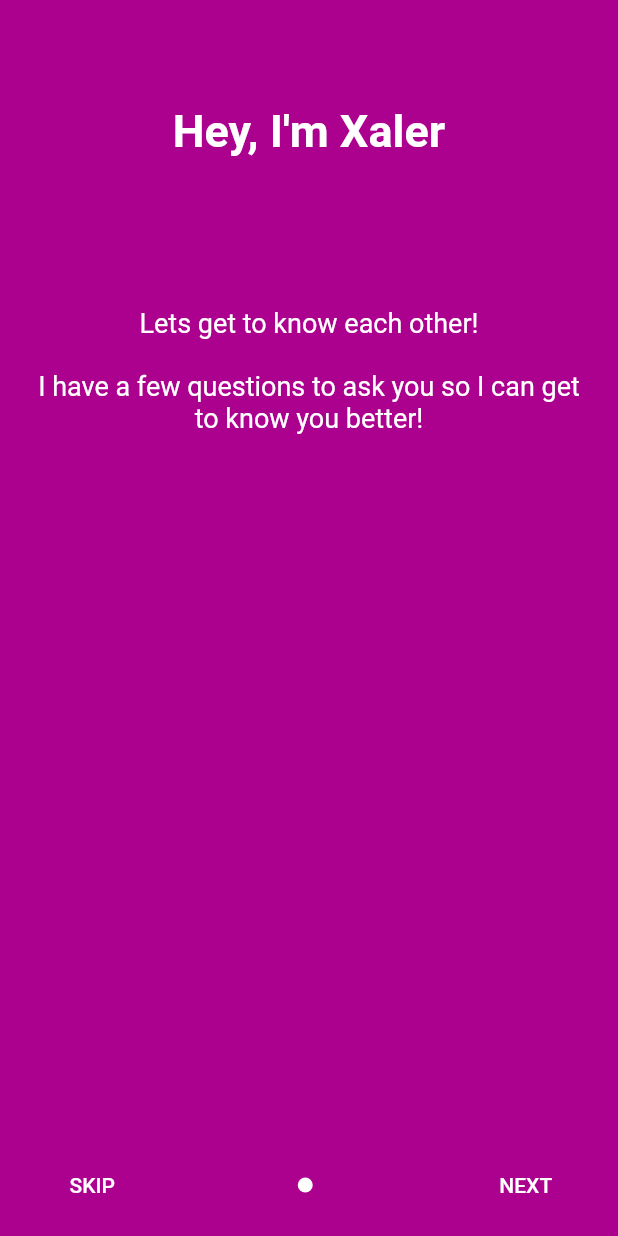
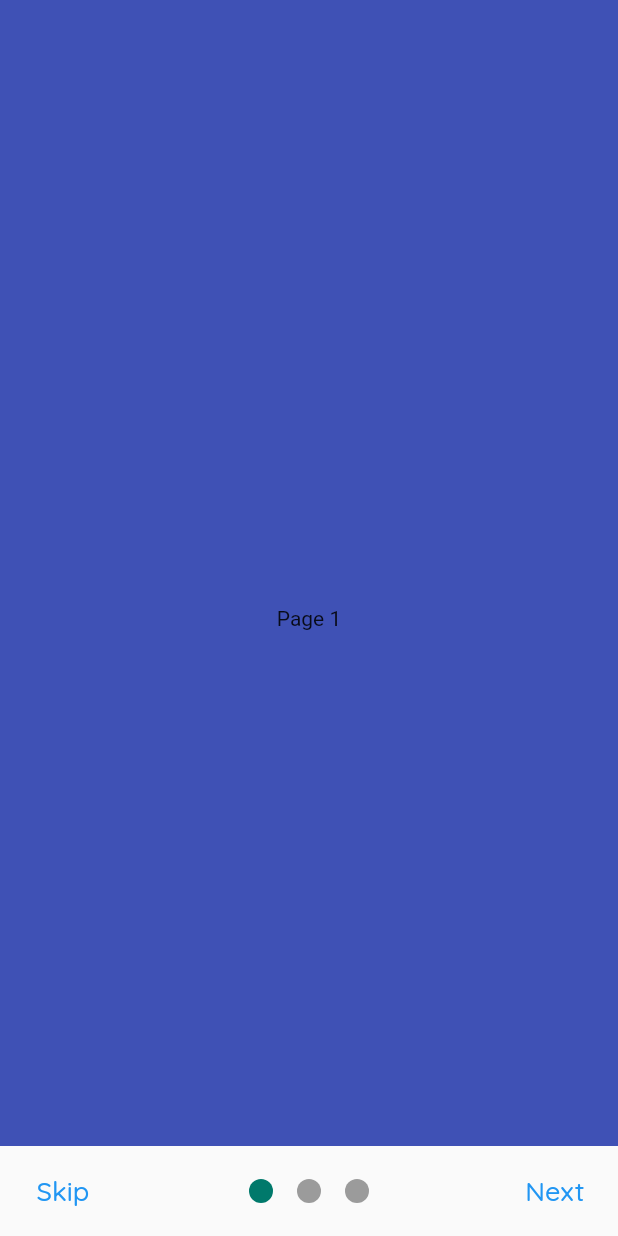
Before and after one commit to Luke-Cragg/xaler, a Flutter app: the Onboarding screen opened directly, on a phone screen of 412 x 824 dp. Run offline on Flutter 3.47's test engine with Material 2 defaults, Android fonts, the phone set to English and light mode, and no system bars; drawn by our look-alikes of intro_slider, smooth_page_indicator; our stand-ins replace firebase_auth, firebase_core, google_fonts, shared_preferences; accounts and stored records are empty.

Commit message:
Onboarding screen customised

```diff
--- a/lib/Onboarding.dart
+++ b/lib/Onboarding.dart
@@ -2,7 +2,8 @@ import 'package:flutter/material.dart';
 import 'package:flutter/rendering.dart';
 import 'package:google_fonts/google_fonts.dart';
 import 'Home.dart';
-import 'package:intro_slider/intro_slider.dart';
+import 'package:smooth_page_indicator/smooth_page_indicator.dart';
+import 'package:shared_preferences/shared_preferences.dart';
 
 class Onboarding extends StatefulWidget {
   const Onboarding({Key? key}) : super(key: key);
@@ -11,194 +12,94 @@ class Onboarding extends StatefulWidget {
 }
 
 class onboardingPage extends State<Onboarding> {
-  final List<ContentConfig> ContentList = [];
+  //final List<ContentConfig> ContentList = [];
   final Color Purple = const Color(0xFFAC008F);
+  final _PageController = PageController();
+  bool isLastPage = false;
 
   @override
   void initState() {
     super.initState();
-
-    ContentList.add(
-      const ContentConfig(
-        title: "Hey, I'm Xaler",
-        description:
-            "Lets get to know each other! \n\nI have a few questions to ask you so I can get to know you better!",
-        backgroundColor: Color(0xFFAC008F),
-      ),
-    );
-    ContentList.add(
-      const ContentConfig(
-        title: "Question 1: ",
-        description: "How are you feeling today",
-        backgroundColor: Color(0xFFFF5F1F),
-      ),
-    );
   }
 
-  @override
-  Widget build(BuildContext) {
-    return IntroSlider(
-      key: UniqueKey(),
-      listContentConfig: ContentList,
-      onDonePress: () => Navigator.pushReplacement(
-        context,
-        MaterialPageRoute(builder: (_) => const Home()),
-      ),
-      curveScroll: Curves.bounceIn,
-      indicatorConfig: IndicatorConfig(
-        sizeIndicator: 10,
-        indicatorWidget: Container(
-          height: 10,
-          decoration: BoxDecoration(
-            color: Colors.white,
+  void dispose() {
+    _PageController.dispose();
+    super.dispose();
+  }
+
+  Widget build(BuildContext context) => Scaffold(
+        body: Container(
+          padding: const EdgeInsets.only(bottom: 0),
+          child: PageView(
+            controller: _PageController,
+            onPageChanged: (index) {
+              setState(() => isLastPage = index == 2);
+            },
+            children: [
+              Container(
+                color: Colors.indigo,
+                child: const Center(child: Text('Page 1')),
+              ),
+              Container(
+                color: Colors.orange,
+                child: const Center(child: Text('Page 2')),
+              ),
+              Container(
+                color: Purple,
+                child: const Center(child: Text('Page 3')),
+              ),
+            ],
           ),
         ),
-        activeIndicatorWidget: Container(
-          height: 10,
-          width: 10,
-          decoration: BoxDecoration(
-              color: Colors.white, borderRadius: BorderRadius.circular(30)),
-        ),
-        spaceBetweenIndicator: 5,
-        typeIndicatorAnimation: TypeIndicatorAnimation.sliding,
-      ),
-    );
-  }
+        bottomSheet: isLastPage
+            ? TextButton(
+                style: TextButton.styleFrom(
+                  shape: RoundedRectangleBorder(
+                    borderRadius: BorderRadius.circular(0),
+                  ),
+                  primary: Colors.white,
+                  backgroundColor: Colors.teal.shade700,
+                  minimumSize: const Size.fromHeight(60),
+                ),
+                onPressed: () async {
+                  // final prefs = await SharedPreferences.getInstance();
+                  // prefs.setBool('showHome', true);
+
+                  Navigator.of(context).pushReplacement(
+                      MaterialPageRoute(builder: (context) => const Home()));
+                },
+                child: Text(
+                  'Lets Go!',
+                  style: GoogleFonts.quicksand(fontSize: 24),
+                ),
+              )
+            : Container(
+                padding: const EdgeInsets.symmetric(horizontal: 10),
+                height: 60,
+                child: Row(
+                    mainAxisAlignment: MainAxisAlignment.spaceBetween,
+                    children: [
+                      TextButton(
+                          onPressed: () => _PageController.jumpToPage(2),
+                          child: Text('Skip',
+                              style: GoogleFonts.quicksand(fontSize: 18))),
+                      Center(
+                        child: SmoothPageIndicator(
+                          controller: _PageController,
+                          count: 3,
+                          effect: WormEffect(
+                              spacing: 16,
+                              dotColor: Colors.black38,
+                              activeDotColor: Colors.teal.shade700),
+                        ),
+                      ),
+                      TextButton(
+                          onPressed: () => _PageController.nextPage(
+                              duration: const Duration(milliseconds: 800),
+                              curve: Curves.easeOutCirc),
+                          child: Text('Next',
+                              style: GoogleFonts.quicksand(fontSize: 18))),
+                    ]),
+              ),
+      );
 }
-
-
-// class Onboarding extends StatefulWidget {
-//   const Onboarding({super.key});
-//   @override
-//   State<Onboarding> createState() => OnboardingPage();
-// }
-
-// class OnboardingPage extends State<Onboarding> {
-//   int currentPage = 0;
-//   final PageController _pageController = PageController(initialPage: 0);
-
-//   final List<Widget> _pages = [
-//     Container(
-//       color: Purple,
-//       child: Column(mainAxisAlignment: MainAxisAlignment.center, children: [
-//         Container(
-//           child: Column(
-//             children: [
-//               //alignment: Alignment.topCenter,
-//               Text(
-//                 "Hey I'm Xaler, \nLets get to know each other!",
-//                 style: GoogleFonts.quicksand(fontSize: 25, color: Colors.white),
-//                 textAlign: TextAlign.center,
-//               ),
-//               SizedBox(height: 100),
-//               Center(
-//                 child: Container(
-//                   child: Text(
-//                     "I'm your personal 24/7 mental health tracker and buddy. \n",
-//                     style: GoogleFonts.quicksand(
-//                         fontSize: 21, color: Colors.white),
-//                     textAlign: TextAlign.center,
-//                   ),
-//                 ),
-//               ),
-//             ],
-//           ),
-//         ),
-//       ]),
-//     ),
-//     Container(
-//       color: Purple,
-//       child: Column(mainAxisAlignment: MainAxisAlignment.center, children: [
-//         Container(
-//           child: Column(
-//             children: [
-//               //alignment: Alignment.topCenter,
-//               Text(
-//                 ,
-//                 style: GoogleFonts.quicksand(fontSize: 25, color: Colors.white),
-//               ),
-//               SizedBox(height: 50),
-//               Center(
-//                 child: Container(
-//                   padding: const EdgeInsets.all(0.0),
-//                   child: Text(
-//                     "I'm Xaler, your personal 24/7 mental health tracker and buddy. I have a few questions to ask you so I can get to know you better!",
-//                     style: GoogleFonts.quicksand(
-//                         fontSize: 21, color: Colors.white),
-//                     textAlign: TextAlign.center,
-//                   ),
-//                 ),
-//               ),
-//             ],
-//           ),
-//         ),
-//       ]),
-//     ),
-//   ];
-
-//   @override
-//   Widget build(BuildContext context) {
-//     return Scaffold(
-//         body: PageView(
-//           controller: _pageController,
-//           onPageChanged: (int page) {
-//             setState(() {
-//               currentPage = page;
-//             });
-//           },
-//           children: _pages,
-//         ),
-//         floatingActionButtonLocation: FloatingActionButtonLocation.centerFloat,
-//         floatingActionButton: Stack(
-//           fit: StackFit.expand,
-//           children: [
-//             Positioned(
-//               left: 30,
-//               bottom: 20,
-//               child: FloatingActionButton(
-//                 heroTag: "Previous",
-//                 backgroundColor: currentPage > 0 ? Colors.blue : Colors.grey,
-//                 onPressed: currentPage > 0
-//                     ? () {
-//                         setState(() {
-//                           currentPage -= 1;
-//                         });
-//                         _pageController.previousPage(
-//                             duration: const Duration(milliseconds: 500),
-//                             curve: Curves.ease);
-//                       }
-//                     : null,
-//                 shape: RoundedRectangleBorder(
-//                   borderRadius: BorderRadius.circular(10),
-//                 ),
-//                 child: const Icon(Icons.arrow_left, size: 40),
-//               ),
-//             ),
-//             Positioned(
-//               right: 30,
-//               bottom: 20,
-//               child: FloatingActionButton(
-//                 heroTag: "next",
-//                 onPressed: currentPage < _pages.length - 1
-//                     ? () {
-//                         setState(() {
-//                           currentPage += 1;
-//                         });
-//                         _pageController.nextPage(
-//                             duration: const Duration(milliseconds: 500),
-//                             curve: Curves.ease);
-//                       }
-//                     : () {
-//                         Navigator.of(context).pushReplacement(
-//                             MaterialPageRoute(builder: (_) => const Home()));
-//                       },
-//                 shape: RoundedRectangleBorder(
-//                   borderRadius: BorderRadius.circular(10),
-//                 ),
-//                 child: const Icon(Icons.arrow_right, size: 40),
-//               ),
-//             )
-//           ],
-//         ));
-//   }
-// }
```
